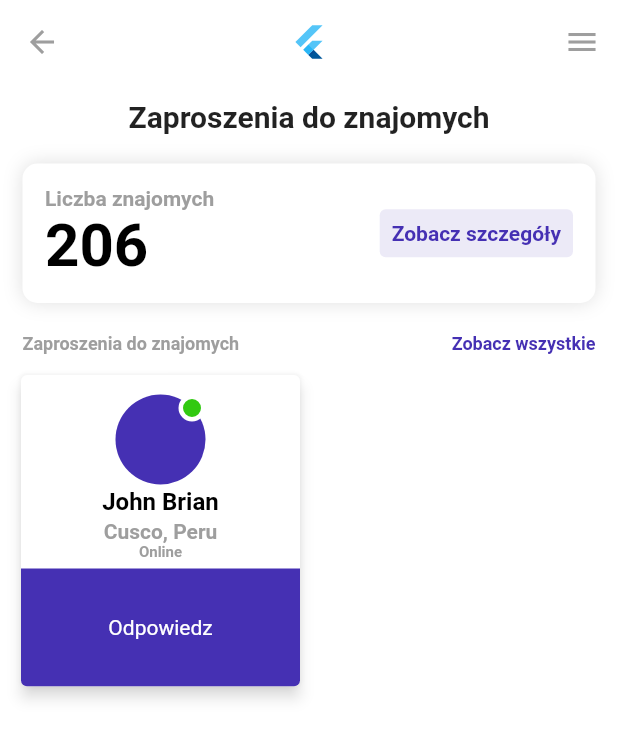
After one commit to MaciejSamol/group_purchase, a Flutter app: the FriendRequest screen opened directly, on a phone screen of 412 x 824 dp. The commit adds this screen. Shown: the top 739 px of the screen. Run offline on Flutter 3.47's test engine with Material 2 defaults, Android fonts, the phone set to English and light mode, and no system bars; our stand-ins replace cloud_firestore, firebase_auth, firebase_core; accounts and stored records are empty.

Commit message:
Add Friend Request gui template

```diff
--- a/group_purchase/lib/gui/friend_list.dart
+++ b/group_purchase/lib/gui/friend_list.dart
@@ -2,6 +2,7 @@ import 'package:firebase_core/firebase_core.dart';
 import 'package:flutter/material.dart';
 import 'package:firebase_auth/firebase_auth.dart';
 import 'package:group_purchase/services/database.dart';
+import 'package:cloud_firestore/cloud_firestore.dart';
 
 class FriendListPage extends StatefulWidget {
   const FriendListPage({super.key});
@@ -11,6 +12,26 @@ class FriendListPage extends StatefulWidget {
 }
 
 class _FriendListPageState extends State<FriendListPage> {
+  String? name = '';
+  String? email = '';
+
+  Future _getDataFromDatabase() async {
+    await FirebaseFirestore.instance
+        .collection('users')
+        .doc(FirebaseAuth.instance.currentUser!.email)
+        .get()
+        .then((DocumentSnapshot documentSnapshot) async {
+      if (documentSnapshot.exists) {
+        setState(() {
+          email = '${documentSnapshot.get('email')}';
+          name = '${documentSnapshot.get('name')}';
+        });
+      } else {
+        print('Document does not exist on the database');
+      }
+    });
+  }
+
   @override
   Widget build(BuildContext context) {
     return Scaffold(
@@ -25,6 +46,7 @@ class _FriendListPageState extends State<FriendListPage> {
               }),
         ],
       ),
+      body: Column(),
     );
   }
 }
--- /dev/null
+++ b/group_purchase/lib/gui/friend_request.dart
@@ -0,0 +1,250 @@
+import 'package:flutter/cupertino.dart';
+import 'package:flutter/material.dart';
+
+class FriendRequest extends StatelessWidget {
+  const FriendRequest({Key? key}) : super(key: key);
+
+  @override
+  Widget build(BuildContext context) {
+    return Scaffold(
+      backgroundColor: Colors.white,
+      appBar: appBar(),
+      body: SingleChildScrollView(
+        child: Column(
+          children: [
+            Container(
+              margin: EdgeInsets.only(top: 10),
+              child: const Text(
+                'Zaproszenia do znajomych',
+                style: TextStyle(
+                  fontSize: 20,
+                  fontWeight: FontWeight.bold,
+                ),
+              ),
+            ),
+            totalFriendContainer(),
+            viewFriendRequest(),
+            gridView(),
+          ],
+        ),
+      ),
+    );
+  }
+
+  PreferredSizeWidget appBar() {
+    return AppBar(
+        title: FlutterLogo(size: 25),
+        elevation: 0,
+        centerTitle: true,
+        backgroundColor: Colors.white,
+        leading: IconButton(
+          icon: Icon(Icons.arrow_back),
+          onPressed: () {},
+          color: Colors.grey,
+        ),
+        actions: [
+          IconButton(
+            icon: Icon(Icons.menu),
+            onPressed: () {},
+            color: Colors.grey,
+          )
+        ]);
+  }
+
+  Widget totalFriendContainer() {
+    return Container(
+        margin: EdgeInsets.fromLTRB(15, 20, 15, 0),
+        padding: EdgeInsets.all(15),
+        decoration: BoxDecoration(
+            color: Colors.white,
+            borderRadius: BorderRadius.circular(10),
+            boxShadow: [
+              BoxShadow(blurRadius: 10, color: Colors.grey.shade300)
+            ]),
+        child: Row(
+          mainAxisAlignment: MainAxisAlignment.spaceBetween,
+          children: [
+            Column(
+              crossAxisAlignment: CrossAxisAlignment.start,
+              children: [
+                Text(
+                  'Liczba znajomych',
+                  style: TextStyle(
+                    fontSize: 14,
+                    color: Colors.grey,
+                    fontWeight: FontWeight.bold,
+                  ),
+                ),
+                Text(
+                  '206',
+                  style: TextStyle(
+                    fontSize: 40,
+                    color: Colors.black,
+                    fontWeight: FontWeight.bold,
+                  ),
+                ),
+              ],
+            ),
+            Container(
+              padding: EdgeInsets.all(8),
+              decoration: BoxDecoration(
+                color: Color(0xff4530B3).withOpacity(0.1),
+                borderRadius: BorderRadius.circular(4),
+              ),
+              child: Center(
+                child: Text(
+                  'Zobacz szczegóły',
+                  style: TextStyle(
+                    fontSize: 14,
+                    color: Color(0xff4530B3),
+                    fontWeight: FontWeight.bold,
+                  ),
+                ),
+              ),
+            )
+          ],
+        ));
+  }
+
+  Widget viewFriendRequest() {
+    return Container(
+      padding: EdgeInsets.fromLTRB(15, 20, 15, 10),
+      child: Row(
+        mainAxisAlignment: MainAxisAlignment.spaceBetween,
+        children: [
+          Text(
+            'Zaproszenia do znajomych',
+            style: TextStyle(
+              fontSize: 12,
+              color: Colors.grey,
+              fontWeight: FontWeight.bold,
+            ),
+          ),
+          Text(
+            'Zobacz wszystkie',
+            style: TextStyle(
+              fontSize: 12,
+              color: Color(0xff4530B3),
+              fontWeight: FontWeight.bold,
+            ),
+          ),
+        ],
+      ),
+    );
+  }
+
+  Widget gridView() {
+    return GridView.count(
+      crossAxisCount: 2,
+      childAspectRatio: 0.9,
+      padding: EdgeInsets.fromLTRB(10, 0, 10, 8),
+      primary: false,
+      crossAxisSpacing: 4,
+      mainAxisSpacing: 4,
+      shrinkWrap: true,
+      children: [
+        gridViewItem(
+            name: 'John Brian',
+            description: 'Cusco, Peru',
+            status: 'Online',
+            image: '')
+      ],
+    );
+  }
+
+  Widget gridViewItem(
+      {required String name,
+      required String description,
+      required String status,
+      required String image}) {
+    return Card(
+      shape: RoundedRectangleBorder(borderRadius: BorderRadius.circular(4)),
+      elevation: 4,
+      shadowColor: Colors.grey.shade100,
+      child: Container(
+        padding: EdgeInsets.only(top: 13),
+        child: Column(
+          children: [
+            Stack(
+              children: [
+                Container(
+                  height: 60,
+                  width: 60,
+                  decoration: BoxDecoration(
+                    borderRadius: BorderRadius.circular(30),
+                    color: Color(0xff4530B3),
+                  ),
+                ),
+                Positioned(
+                  right: 0,
+                  child: Container(
+                    height: 18,
+                    width: 18,
+                    decoration: BoxDecoration(
+                        borderRadius: BorderRadius.circular(30),
+                        color: status == 'Offline'
+                            ? Colors.amber
+                            : Color(0xff31C911),
+                        border: Border.all(
+                            color: Colors.white,
+                            style: BorderStyle.solid,
+                            width: 3)),
+                  ),
+                ),
+              ],
+            ),
+            Container(
+              margin: EdgeInsets.only(top: 2),
+              child: Text(
+                name,
+                style: const TextStyle(
+                  color: Colors.black,
+                  fontWeight: FontWeight.bold,
+                  fontSize: 16,
+                ),
+              ),
+            ),
+            Container(
+              margin: EdgeInsets.only(top: 2),
+              child: Text(
+                description,
+                style: const TextStyle(
+                  color: Colors.grey,
+                  fontWeight: FontWeight.bold,
+                  fontSize: 14,
+                ),
+              ),
+            ),
+            Text(
+              status,
+              style: TextStyle(
+                fontSize: 10,
+                color: Colors.grey,
+                fontWeight: FontWeight.bold,
+              ),
+            ),
+            Expanded(
+                child: Container(
+              margin: EdgeInsets.only(top: 5),
+              decoration: BoxDecoration(
+                color: Color(0xff4530B3),
+                borderRadius: BorderRadius.only(
+                  bottomLeft: Radius.circular(4),
+                  bottomRight: Radius.circular(4),
+                ),
+              ),
+              child: Center(
+                child: Text(
+                  'Odpowiedz',
+                  style: const TextStyle(
+                    color: Colors.white,
+                  ),
+                ),
+              ),
+            ))
+          ],
+        ),
+      ),
+    );
+  }
+}
--- a/group_purchase/lib/services/database.dart
+++ b/group_purchase/lib/services/database.dart
@@ -3,7 +3,7 @@ import 'package:cloud_firestore/cloud_firestore.dart';
 class DatabaseService {
   final String? uid;
   DatabaseService({this.uid});
-  // collectio nreference
+  // collection reference
   final CollectionReference userCollection =
       FirebaseFirestore.instance.collection('users');
 
```
